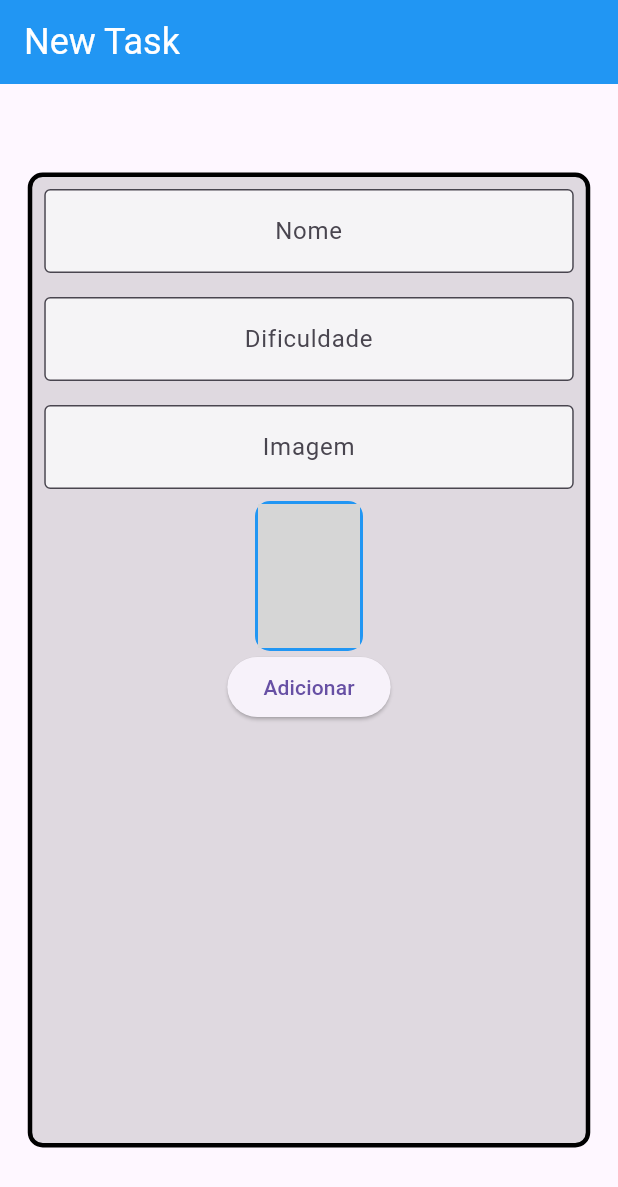
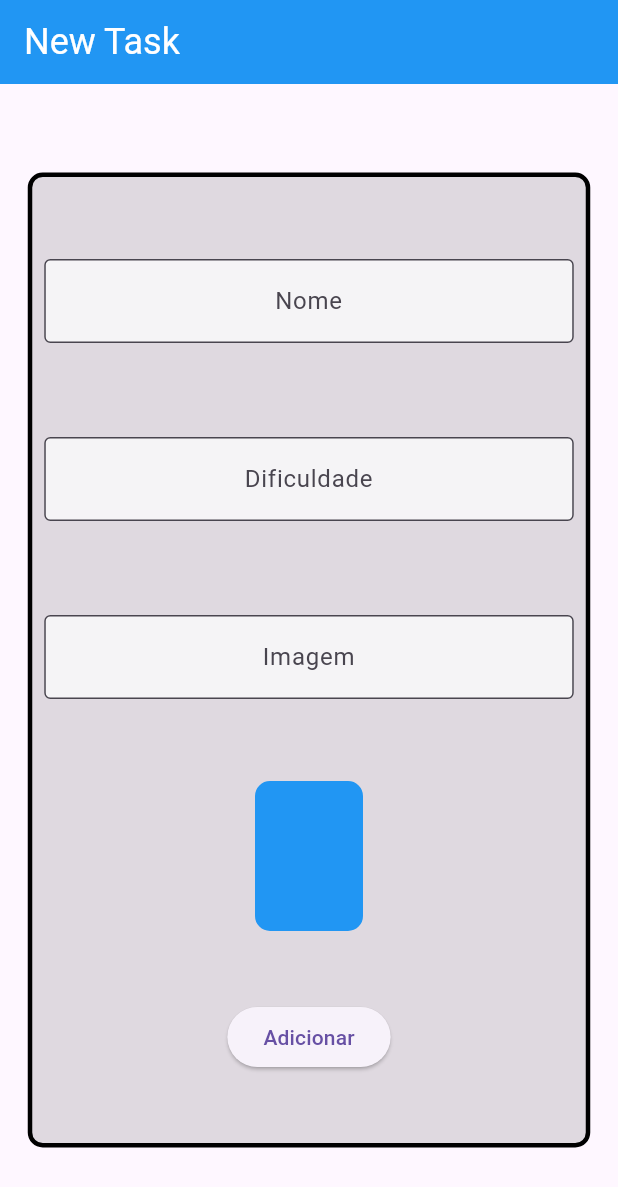
Before and after one commit to JonatasFlores/my-first-project, a Flutter app: the screen it shows after launch, on a phone screen of 412 x 824 dp. Shown: the top 1187 px of the screen. Run offline on Flutter 3.47's test engine with Material 3 defaults, Android fonts, the phone set to English and light mode, and no system bars; network calls fail; grey boxes are pictures that could not be loaded.

Commit message:
Feat: Adicionado o parâmetro erroBuilder e junto a ele um context, Widget exeption e o stackTrace, assim ele irá verificar a imagem e caso aconteça exeções ele vai buildar a imagem para um Container() vazio ou carregar uma imagem dentro definida no assets etc... Adicionado na Colum() um espaçamento para melhor visualização da tela

```diff
--- a/lib/screens/form_screen.dart
+++ b/lib/screens/form_screen.dart
@@ -30,6 +30,8 @@ class _FormScreenState extends State<FormScreen> {
                 width: 3,
               )),
           child: Column(
+            mainAxisAlignment: MainAxisAlignment.spaceEvenly,
+            crossAxisAlignment: CrossAxisAlignment.center,
             children: [
               Padding(
                 padding: const EdgeInsets.all(8.0),
@@ -84,6 +86,10 @@ class _FormScreenState extends State<FormScreen> {
                   borderRadius: BorderRadius.circular(10),
                   child: Image.network(
                     imageController.text,
+                    errorBuilder: (BuildContext context, Object exception,
+                        StackTrace? stackTrace) {
+                      return Container();
+                    },
                     fit: BoxFit.cover,
                   ),
                 ),
```
